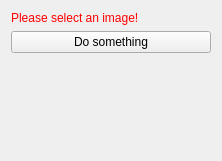
Qt form Modules/Bundles/org.mitk.gui.qt.igttrackingtoolbox/src/internal/QmitkMITKIGTTrackingToolboxViewControls.ui (MITK/MITK) before a commit.
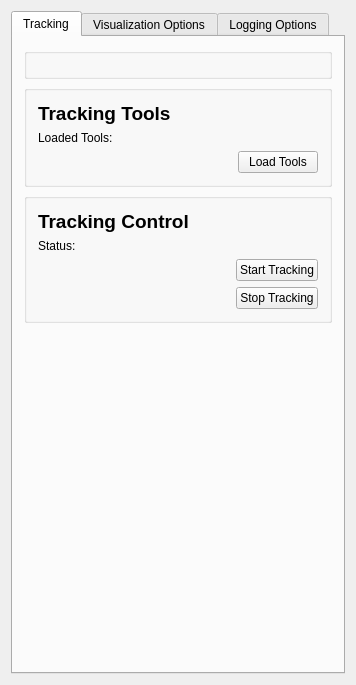
The same form after that commit. Custom widgets are drawn as their Qt base class.

Commit message: began implementation of NavigationToolManager bundle

Patch:
```diff
--- a/Modules/Bundles/org.mitk.gui.qt.igttrackingtoolbox/src/internal/QmitkMITKIGTTrackingToolboxViewControls.ui
+++ b/Modules/Bundles/org.mitk.gui.qt.igttrackingtoolbox/src/internal/QmitkMITKIGTTrackingToolboxViewControls.ui
@@ -1,12 +1,12 @@
 <ui version="4.0" >
  <class>QmitkMITKIGTTrackingToolboxViewControls</class>
- <widget class="QWidget" name="QmitkMITKIGTTrackingToolboxViewControls" >
-  <property name="geometry" >
+ <widget class="QWidget" name="QmitkMITKIGTTrackingToolboxViewControls">
+  <property name="geometry">
    <rect>
     <x>0</x>
     <y>0</y>
-    <width>222</width>
-    <height>161</height>
+    <width>356</width>
+    <height>685</height>
    </rect>
   </property>
   <property name="minimumSize" >
@@ -18,46 +18,193 @@
   <property name="windowTitle" >
    <string>QmitkTemplate</string>
   </property>
-  <layout class="QVBoxLayout" name="verticalLayout" >
+  <layout class="QVBoxLayout" name="verticalLayout_3">
    <item>
-    <widget class="QLabel" name="lblWarning">
-     <property name="styleSheet">
-      <string notr="true">QLabel { color: rgb(255, 0, 0) }</string>
+    <widget class="QTabWidget" name="m_MainWidget">
+     <property name="currentIndex">
+      <number>0</number>
      </property>
-     <property name="text">
-      <string>Please select an image!</string>
-     </property>
+     <widget class="QWidget" name="tab">
+      <attribute name="title">
+       <string>Tracking</string>
+      </attribute>
+      <layout class="QVBoxLayout" name="verticalLayout_5">
+       <item>
+        <widget class="QGroupBox" name="groupBox_3">
+         <property name="title">
+          <string/>
+         </property>
+         <layout class="QVBoxLayout" name="verticalLayout_4">
+          <item>
+           <widget class="QmitkTrackingDeviceConfigurationWidget" name="m_configurationWidget" native="true"/>
+          </item>
+         </layout>
+        </widget>
+       </item>
+       <item>
+        <widget class="QGroupBox" name="groupBox">
+         <property name="title">
+          <string/>
+         </property>
+         <layout class="QVBoxLayout" name="verticalLayout">
+          <item>
+           <widget class="QLabel" name="label_2">
+            <property name="text">
+             <string>&lt;!DOCTYPE HTML PUBLIC &quot;-//W3C//DTD HTML 4.0//EN&quot; &quot;http://www.w3.org/TR/REC-html40/strict.dtd&quot;&gt;
+&lt;html&gt;&lt;head&gt;&lt;meta name=&quot;qrichtext&quot; content=&quot;1&quot; /&gt;&lt;style type=&quot;text/css&quot;&gt;
+p, li { white-space: pre-wrap; }
+&lt;/style&gt;&lt;/head&gt;&lt;body style=&quot; font-family:'MS Shell Dlg 2'; font-size:8.25pt; font-weight:400; font-style:normal;&quot;&gt;
+&lt;p style=&quot; margin-top:0px; margin-bottom:0px; margin-left:0px; margin-right:0px; -qt-block-indent:0; text-indent:0px;&quot;&gt;&lt;span style=&quot; font-size:14pt; font-weight:600;&quot;&gt;Tracking Tools&lt;/span&gt;&lt;/p&gt;&lt;/body&gt;&lt;/html&gt;</string>
+            </property>
+           </widget>
+          </item>
+          <item>
+           <widget class="QLabel" name="m_toolLabel">
+            <property name="text">
+             <string>Loaded Tools: &lt;none&gt;</string>
+            </property>
+           </widget>
+          </item>
+          <item>
+           <layout class="QHBoxLayout" name="horizontalLayout">
+            <item>
+             <spacer name="horizontalSpacer">
+              <property name="orientation">
+               <enum>Qt::Horizontal</enum>
+              </property>
+              <property name="sizeHint" stdset="0">
+               <size>
+                <width>40</width>
+                <height>20</height>
+               </size>
+              </property>
+             </spacer>
+            </item>
+            <item>
+             <widget class="QPushButton" name="m_LoadTools">
+              <property name="text">
+               <string>Load Tools</string>
+              </property>
+             </widget>
+            </item>
+           </layout>
+          </item>
+         </layout>
+        </widget>
+       </item>
+       <item>
+        <widget class="QGroupBox" name="groupBox_2">
+         <property name="title">
+          <string/>
+         </property>
+         <layout class="QVBoxLayout" name="verticalLayout_2">
+          <item>
+           <widget class="QLabel" name="label_3">
+            <property name="text">
+             <string>&lt;!DOCTYPE HTML PUBLIC &quot;-//W3C//DTD HTML 4.0//EN&quot; &quot;http://www.w3.org/TR/REC-html40/strict.dtd&quot;&gt;
+&lt;html&gt;&lt;head&gt;&lt;meta name=&quot;qrichtext&quot; content=&quot;1&quot; /&gt;&lt;style type=&quot;text/css&quot;&gt;
+p, li { white-space: pre-wrap; }
+&lt;/style&gt;&lt;/head&gt;&lt;body style=&quot; font-family:'MS Shell Dlg 2'; font-size:8.25pt; font-weight:400; font-style:normal;&quot;&gt;
+&lt;p style=&quot; margin-top:0px; margin-bottom:0px; margin-left:0px; margin-right:0px; -qt-block-indent:0; text-indent:0px;&quot;&gt;&lt;span style=&quot; font-size:14pt; font-weight:600;&quot;&gt;Tracking Control&lt;/span&gt;&lt;/p&gt;&lt;/body&gt;&lt;/html&gt;</string>
+            </property>
+           </widget>
+          </item>
+          <item>
+           <widget class="QLabel" name="label">
+            <property name="text">
+             <string>Status: &lt;not configured&gt;</string>
+            </property>
+           </widget>
+          </item>
+          <item>
+           <layout class="QHBoxLayout" name="horizontalLayout_2">
+            <item>
+             <spacer name="horizontalSpacer_2">
+              <property name="orientation">
+               <enum>Qt::Horizontal</enum>
+              </property>
+              <property name="sizeHint" stdset="0">
+               <size>
+                <width>40</width>
+                <height>20</height>
+               </size>
+              </property>
+             </spacer>
+            </item>
+            <item>
+             <widget class="QPushButton" name="pushButton">
+              <property name="text">
+               <string>Start Tracking</string>
+              </property>
+             </widget>
+            </item>
+           </layout>
+          </item>
+          <item>
+           <layout class="QHBoxLayout" name="horizontalLayout_3">
+            <item>
+             <spacer name="horizontalSpacer_3">
+              <property name="orientation">
+               <enum>Qt::Horizontal</enum>
+              </property>
+              <property name="sizeHint" stdset="0">
+               <size>
+                <width>40</width>
+                <height>20</height>
+               </size>
+              </property>
+             </spacer>
+            </item>
+            <item>
+             <widget class="QPushButton" name="pushButton_2">
+              <property name="text">
+               <string>Stop Tracking</string>
+              </property>
+             </widget>
+            </item>
+           </layout>
+          </item>
+         </layout>
+        </widget>
+       </item>
+       <item>
+        <spacer name="verticalSpacer">
+         <property name="orientation">
+          <enum>Qt::Vertical</enum>
+         </property>
+         <property name="sizeHint" stdset="0">
+          <size>
+           <width>20</width>
+           <height>40</height>
+          </size>
+         </property>
+        </spacer>
+       </item>
+      </layout>
+     </widget>
+     <widget class="QWidget" name="tab_2">
+      <attribute name="title">
+       <string>Visualization Options</string>
+      </attribute>
+     </widget>
+     <widget class="QWidget" name="tab_3">
+      <attribute name="title">
+       <string>Logging Options</string>
+      </attribute>
+     </widget>
     </widget>
    </item>
-   <item>
-    <widget class="QPushButton" name="btnPerformImageProcessing" >
-     <property name="toolTip" >
-      <string>Do image processing</string>
-     </property>
-     <property name="text" >
-      <string>Do something</string>
-     </property>
-    </widget>
-   </item>
-   <item>
-    <spacer name="spacer1" >
-     <property name="orientation" >
-      <enum>Qt::Vertical</enum>
-     </property>
-     <property name="sizeType" >
-      <enum>QSizePolicy::Expanding</enum>
-     </property>
-     <property name="sizeHint" stdset="0" >
-      <size>
-       <width>20</width>
-       <height>220</height>
-      </size>
-     </property>
-    </spacer>
-   </item>
   </layout>
  </widget>
- <layoutdefault spacing="6" margin="11" />
+ <layoutdefault spacing="6" margin="11"/>
+ <customwidgets>
+  <customwidget>
+   <class>QmitkTrackingDeviceConfigurationWidget</class>
+   <extends>QWidget</extends>
+   <header>QmitkTrackingDeviceConfigurationWidget.h</header>
+   <container>1</container>
+  </customwidget>
+ </customwidgets>
  <resources/>
  <connections/>
 </ui>
```
Left out of the diff: 7 changed lines with no effect on the pictures. The commit also changes 5 other files.
